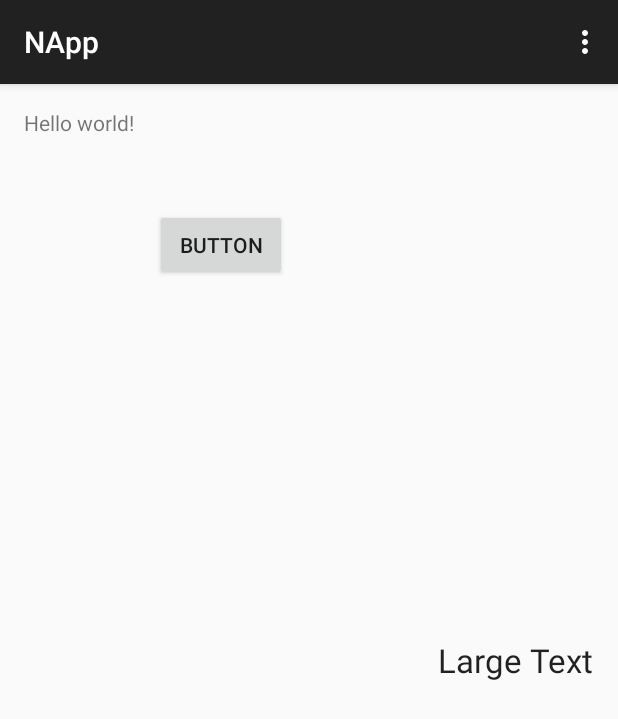
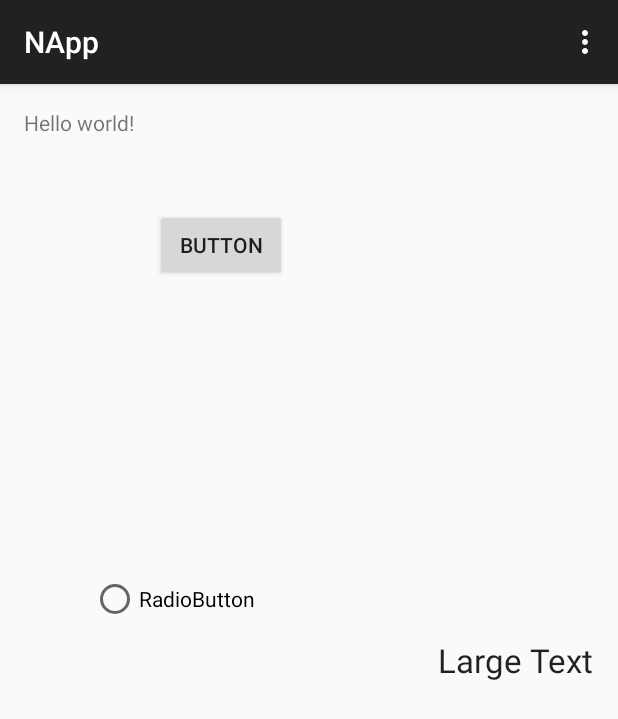
Before and after one commit to zeynab095/NApp, an Android app: the screen it shows after launch (MainActivity), on a phone screen of 412 x 824 dp. Shown: the top 719 px of the screen. Run offline under Robolectric (Android 15) with nearby library versions, the phone set to English and light mode, and no system bars.

Commit message:
hello there

```diff
--- a/app/src/main/res/layout/activity_main.xml
+++ b/app/src/main/res/layout/activity_main.xml
@@ -31,4 +31,16 @@
         android:layout_toRightOf="@+id/textView2"
         android:text="Button" />
 
+    <RadioButton
+        android:id="@+id/radioButton"
+        android:layout_width="wrap_content"
+        android:layout_height="wrap_content"
+        android:layout_above="@+id/textView"
+        android:layout_alignEnd="@+id/button"
+        android:layout_alignRight="@+id/button"
+        android:layout_marginBottom="10dp"
+        android:layout_marginEnd="21dp"
+        android:layout_marginRight="21dp"
+        android:text="RadioButton" />
+
 </RelativeLayout>
```
